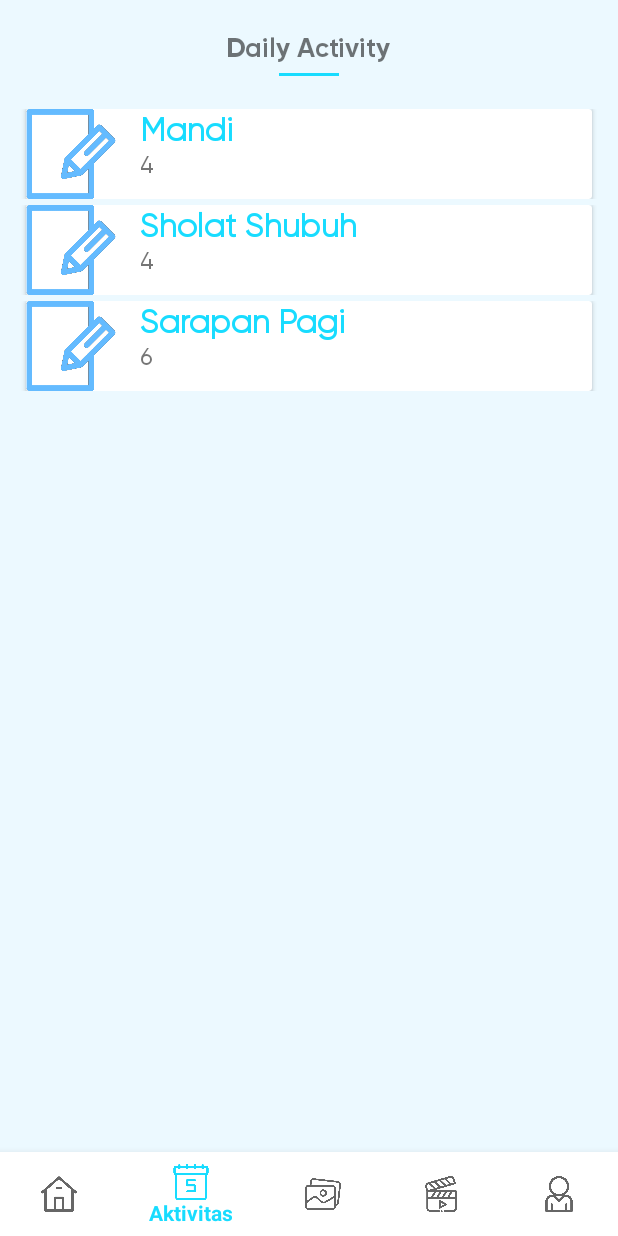
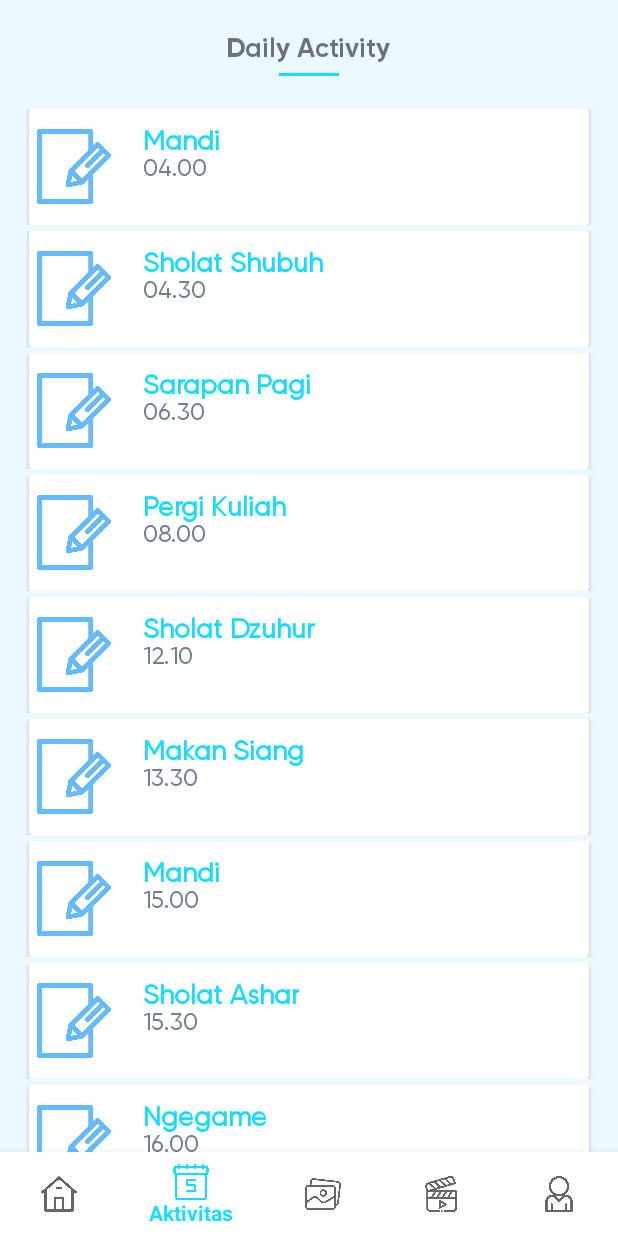
Before and after one commit to AriSmrd7/ActuArry, an Android app: the HomeFragment screen opened directly, with no data from a screen before it, item 2 of the bottom bar chosen, on a phone screen of 412 x 824 dp. Run offline under Robolectric (Android 15) with nearby library versions, the phone set to English and light mode, and no system bars.

Commit message:
Add home and daily view and beresin package

```diff
--- a/app/src/main/java/com/arismrd/actuarry/model/ModelDaily.kt
+++ b/app/src/main/java/com/arismrd/actuarry/model/ModelDaily.kt
@@ -1,3 +1,3 @@
 package com.arismrd.actuarry.model
 
-data class ModelDaily(val title: String, val hour: Int)
+data class ModelDaily(val title: String, val hour: String)
--- a/app/src/main/java/com/arismrd/actuarry/pagefragment/DailyFragment.kt
+++ b/app/src/main/java/com/arismrd/actuarry/pagefragment/DailyFragment.kt
@@ -13,9 +13,20 @@ import kotlinx.android.synthetic.main.fragment_daily.*
 
 class DailyFragment : Fragment() {
     private val mListDaily = listOf(
-        ModelDaily("Mandi", 4),
-        ModelDaily("Sholat Shubuh", 4),
-        ModelDaily("Sarapan Pagi", 6)
+        ModelDaily("Mandi", "04.00"),
+        ModelDaily("Sholat Shubuh", "04.30"),
+        ModelDaily("Sarapan Pagi", "06.30"),
+        ModelDaily("Pergi Kuliah", "08.00"),
+        ModelDaily("Sholat Dzuhur", "12.10"),
+        ModelDaily("Makan Siang", "13.30"),
+        ModelDaily("Mandi", "15.00"),
+        ModelDaily("Sholat Ashar", "15.30"),
+        ModelDaily("Ngegame", "16.00"),
+        ModelDaily("Sholat Maghrib", "18.00"),
+        ModelDaily("Makan Malam", "18.30"),
+        ModelDaily("Sholat Isya", "19.30"),
+        ModelDaily("Belajar", "20.00"),
+        ModelDaily("Tidur", "22.30")
     )
 
     override fun onCreate(savedInstanceState: Bundle?) {
--- a/app/src/main/res/layout/fragment_daily.xml
+++ b/app/src/main/res/layout/fragment_daily.xml
@@ -2,7 +2,6 @@
 <LinearLayout xmlns:android="http://schemas.android.com/apk/res/android"
     android:layout_width="match_parent"
     android:layout_height="match_parent"
-    xmlns:app="http://schemas.android.com/apk/res-auto"
     android:orientation="vertical"
     android:gravity="center"
     android:background="@color/colorAlmostAzure">
@@ -31,4 +30,5 @@
         android:layout_height="match_parent"
         xmlns:android="http://schemas.android.com/apk/res/android"
         />
+
 </LinearLayout>
--- a/app/src/main/res/layout/list_item.xml
+++ b/app/src/main/res/layout/list_item.xml
@@ -6,24 +6,30 @@
     android:layout_gravity="center_horizontal"
     android:gravity="center"
     android:padding="2dp"
+    android:paddingBottom="100dp"
     xmlns:android="http://schemas.android.com/apk/res/android">
+
+    <ScrollView
+        android:layout_width="match_parent"
+        android:layout_height="match_parent"
+       >
 
     <androidx.cardview.widget.CardView
         android:layout_width="match_parent"
-        android:layout_height="60dp"
+        android:layout_height="40dp"
         card_view:cardBackgroundColor="@color/colorBgWhite"
         card_view:cardCornerRadius="8dp"
         card_view:contentPaddingTop="10dp"
-        android:layout_marginLeft="15dp"
-        android:layout_marginRight="15dp"
+        android:layout_marginLeft="17dp"
+        android:layout_marginRight="17dp"
         >
         <RelativeLayout
             android:layout_width="wrap_content"
-            android:layout_height="match_parent">
+            android:layout_height="wrap_content">
             <ImageView
                 android:id="@+id/imgList"
                 android:layout_width="60dp"
-                android:layout_height="60dp"
+                android:layout_height="50dp"
                 android:layout_centerVertical="true"
                 android:src="@drawable/ic_fdaily_list_item"/>
             <TextView
@@ -32,9 +38,11 @@
                 android:layout_toEndOf="@id/imgList"
                 android:layout_width="wrap_content"
                 android:layout_height="wrap_content"
+                android:paddingTop="10dp"
                 android:layout_gravity="left"
                 android:paddingLeft="16dp"
-                android:textSize="22sp"
+                android:layout_marginBottom="25dp"
+                android:textSize="18sp"
                 android:fontFamily="@font/gilroyregular"
                 android:text="Judul"
                 android:textColor="@color/colorPrimary"
@@ -47,10 +55,13 @@
                 android:layout_height="wrap_content"
                 android:layout_below="@id/list_title"
                 android:layout_gravity="left"
+                android:layout_centerVertical="true"
                 android:paddingLeft="16dp"
                 android:textSize="16sp"
+                android:textColor="@color/colorSlateGray"
                 android:fontFamily="@font/gilroyregular"
-                android:text="Description"/>
+                android:text="Hour"/>
         </RelativeLayout>
     </androidx.cardview.widget.CardView>
+    </ScrollView>
 </LinearLayout>
--- a/app/src/main/res/values/colors.xml
+++ b/app/src/main/res/values/colors.xml
@@ -14,4 +14,5 @@
     <color name="colorAlmostAzure">#ECF9FF</color>
     <color name="colorWhiteSmoke">#F5F5F5</color>
     <color name="colorSkyBlue">#00BFFF</color>
+    <color name="colorSlateGray">#708090</color>
 </resources>
```
Also changed, not shown: app/src/main/res/layout/list_friend.xml (+31 -33 lines).
